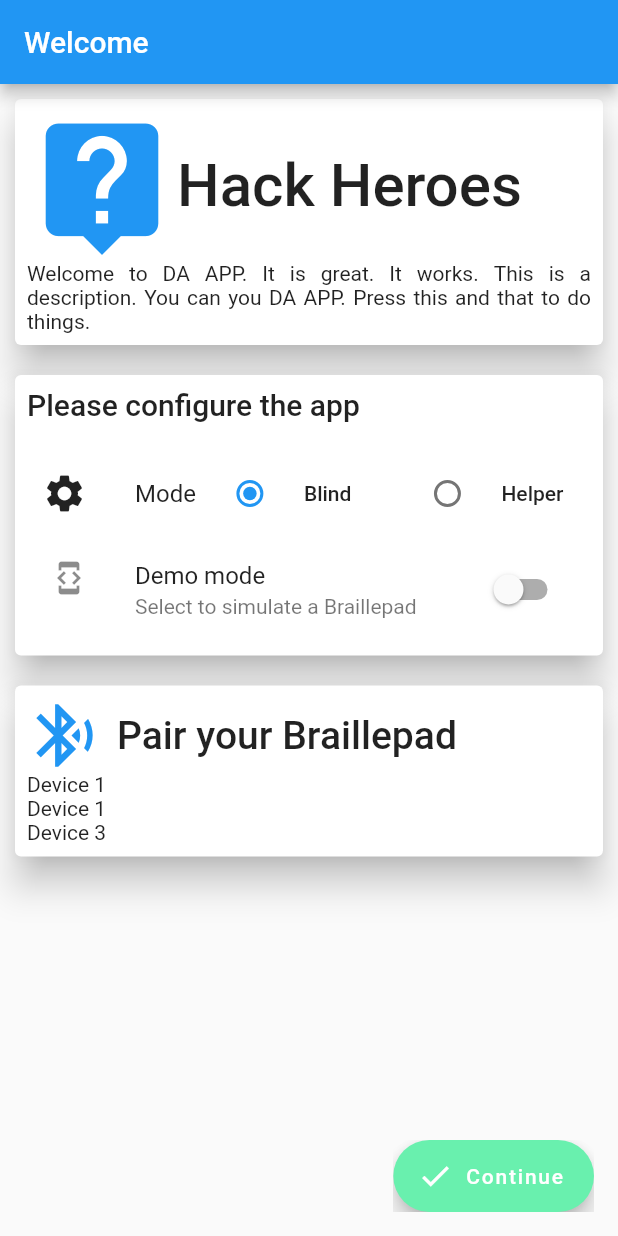
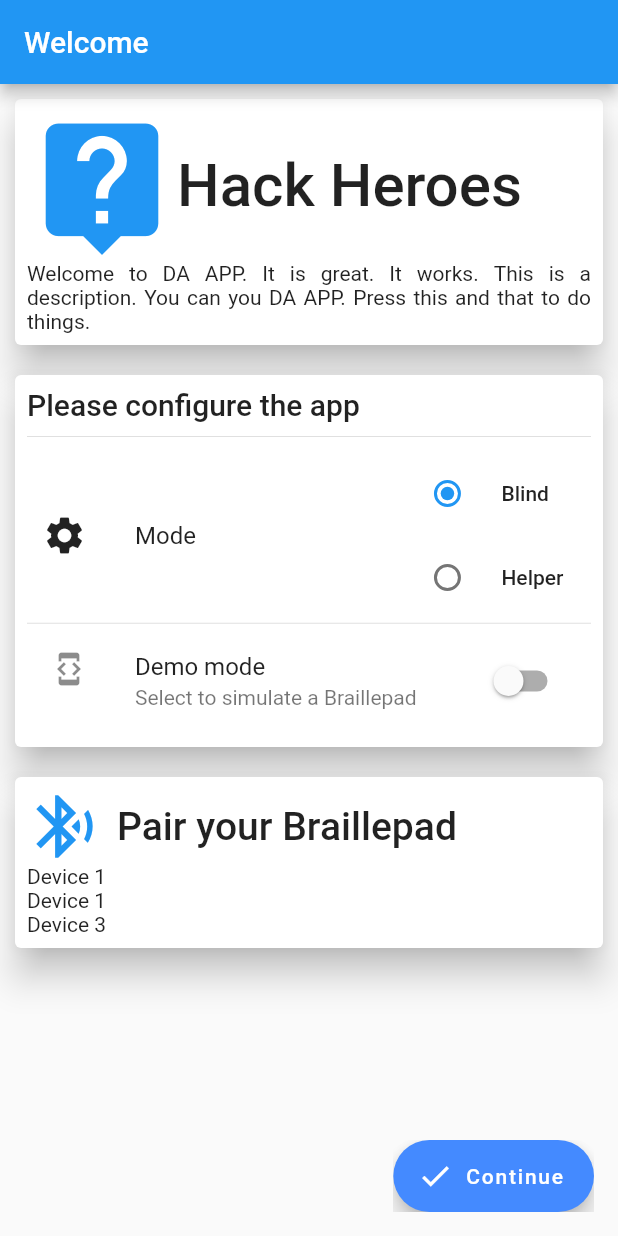
Before and after one commit to Carbon225/hack-heroes-2019-mobile, a Flutter app: the screen it shows after launch, on a phone screen of 412 x 824 dp. Run offline on Flutter 3.47's test engine with Material 2 defaults, Android fonts, the phone set to English and light mode, and no system bars; our stand-ins replace camera, firebase_messaging, permission_handler, shared_preferences; accounts and stored records are empty.

Commit message:
Minor fixes

```diff
--- a/lib/ui/blind_home.dart
+++ b/lib/ui/blind_home.dart
@@ -47,7 +47,9 @@ class BlindHomeState extends State<BlindHome> {
         crossAxisAlignment: CrossAxisAlignment.stretch,
         children: <Widget>[
           KeyboardLog(_responseController.stream.map((text) {
-            Future.delayed(Duration(seconds: 3), () => _responseController.add('clear'));
+            if (text != 'clear') {
+              Future.delayed(Duration(seconds: 3), () => _responseController.add('clear'));
+            }
             return text;
           }), (text) {}),
           Expanded(
--- a/lib/ui/configurator_screen.dart
+++ b/lib/ui/configurator_screen.dart
@@ -126,6 +126,8 @@ class ConfiguratorScreenState extends State<ConfiguratorScreen> with TickerProvi
                   if (await _checkPermissions()) {
                     _scaleController.forward();
                   }
+                  // refresh continue button
+                  setState(() {});
                 },
                 elevation: 10,
                 color: Colors.blueAccent,
@@ -145,6 +147,8 @@ class ConfiguratorScreenState extends State<ConfiguratorScreen> with TickerProvi
 
   Widget _modeSelect(BuildContext context) {
     return Row(
+      mainAxisSize: MainAxisSize.max,
+      mainAxisAlignment: MainAxisAlignment.spaceBetween,
       children: <Widget>[
         Padding(
           padding: EdgeInsets.only(left: 10, right: 32),
@@ -157,7 +161,12 @@ class ConfiguratorScreenState extends State<ConfiguratorScreen> with TickerProvi
           style: Theme.of(context).textTheme.subhead,//.apply(fontSizeFactor: 1.2),
         ),
         Expanded(
-          child: RadioListTile(
+          child: Container(),
+        ),
+        Expanded(
+          child: Column(
+            children: <Widget>[
+              RadioListTile(
                 title: Text('Blind',
                     style: Theme.of(context).textTheme.button
                 ),
@@ -165,15 +174,15 @@ class ConfiguratorScreenState extends State<ConfiguratorScreen> with TickerProvi
                 groupValue: _mode,
                 onChanged: (mode) => setState(() => _mode = mode),
               ),
-        ),
-        Expanded(
-          child: RadioListTile(
+              RadioListTile(
                 title: Text('Helper',
                   style: Theme.of(context).textTheme.button,
                 ),
                 value: AppMode.Helper,
                 groupValue: _mode,
                 onChanged: (mode) => setState(() => _mode = mode),
+              ),
+            ],
           ),
         ),
       ],
@@ -237,11 +246,14 @@ class ConfiguratorScreenState extends State<ConfiguratorScreen> with TickerProvi
             Text('Please configure the app',
               style: Theme.of(context).textTheme.title,
             ),
-            Padding(
-              padding: EdgeInsets.only(bottom: 20),
+            Divider(
+              height: 20,
             ),
             _getPermissions(context),
             _modeSelect(context),
+            Divider(
+              height: 5,
+            ),
             _demoSelect(context),
           ],
         ),
@@ -258,9 +270,10 @@ class ConfiguratorScreenState extends State<ConfiguratorScreen> with TickerProvi
         reverseDuration: Duration(milliseconds: 200),
         firstCurve: Curves.easeIn,
         secondCurve: Curves.easeOut,
-        crossFadeState: snapshot.data ? CrossFadeState.showSecond : CrossFadeState.showFirst,
+        crossFadeState: snapshot.data && _demoMode ? CrossFadeState.showSecond : CrossFadeState.showFirst,
 
         firstChild: FloatingActionButton.extended(
+          clipBehavior: Clip.antiAlias,
           onPressed: null,
           heroTag: 'continueDisabled',
           label: Text('Continue'),
@@ -268,6 +281,7 @@ class ConfiguratorScreenState extends State<ConfiguratorScreen> with TickerProvi
           backgroundColor: Colors.blueAccent,
         ),
         secondChild: FloatingActionButton.extended(
+          clipBehavior: Clip.antiAlias,
           onPressed: () {
             UserSettings.mode = _mode;
             UserSettings.demoMode = _demoMode;
--- a/lib/ui/keyboard_log.dart
+++ b/lib/ui/keyboard_log.dart
@@ -60,7 +60,9 @@ class KeyboardLogState extends State<KeyboardLog> with SingleTickerProviderState
           constraints: BoxConstraints.loose(Size.fromHeight( _text.isEmpty ? 0 : 100)),
           child: Padding(
             padding: EdgeInsets.all(10),
-            child: Text(_text),
+            child: Text(_text,
+              style: Theme.of(context).textTheme.subtitle,
+            ),
           ),
         ),
       ),
```
Lines whose indentation alone changed are shown as unchanged.
